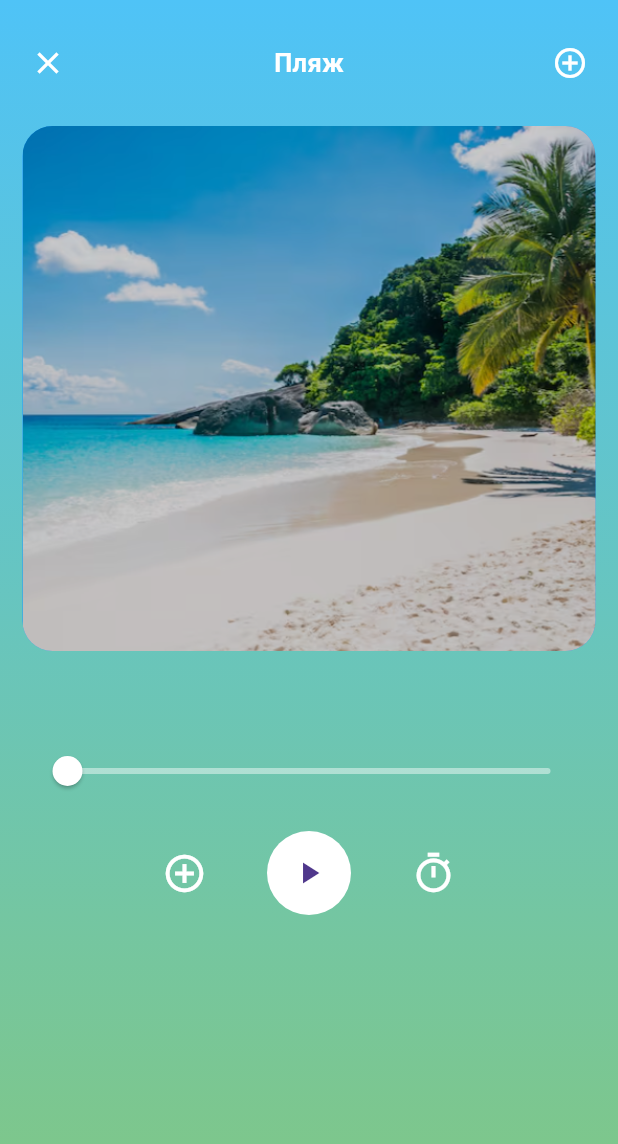
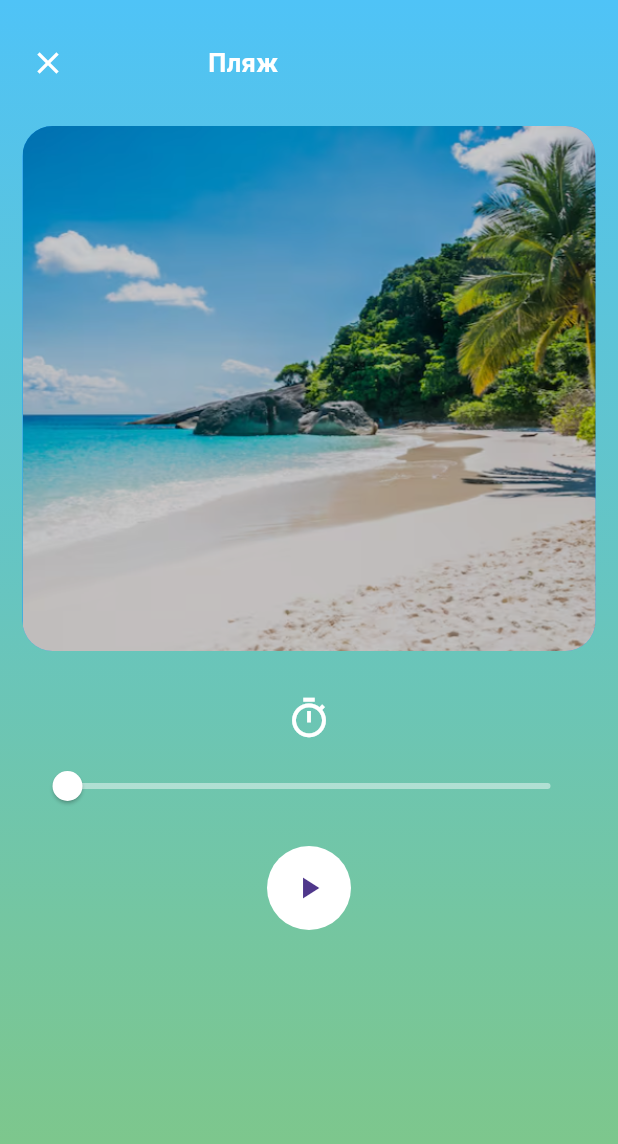
Before and after one commit to SalimovSubhan/Tain-for-sleep, a Flutter app: the screen it shows after launch, after a tap on "Пляж", on a phone screen of 412 x 824 dp. Shown: the top 1144 px of the screen. Run offline on Flutter 3.47's test engine with Material 3 defaults, Android fonts, the phone set to English and light mode, and no system bars; our stand-ins replace audio_service, buttons_tabbar, easy_localization, flutter_hooks, go_router, hooks_riverpod and 4 more; missing offline and left inert: audio_session, flutter_volume_controller; statements that could not run were skipped.

Commit message:
change desing of sleep_sound_screen

```diff
--- a/lib/features/taimer_screen/presentation/screens/timer_screen.dart
+++ b/lib/features/sleep_sound/presentation/screens/sleep_sound_screen.dart
@@ -4,17 +4,17 @@ import 'package:flutter_hooks/flutter_hooks.dart';
 import 'package:flutter_volume_controller/flutter_volume_controller.dart';
 import 'package:go_router/go_router.dart';
 import 'package:hooks_riverpod/hooks_riverpod.dart';
-import 'package:rain_for_sleep/features/taimer_screen/presentation/providers/providers.dart';
-import 'package:rain_for_sleep/features/taimer_screen/presentation/widgets/castom_dialog_widget.dart';
+import 'package:rain_for_sleep/features/sleep_sound/presentation/providers/providers.dart';
+import 'package:rain_for_sleep/features/sleep_sound/presentation/widgets/castom_dialog_widget.dart';
 import 'package:rain_for_sleep/shared/shared_aplication/audio_handler_provider.dart';
 
-class TimerScreen extends HookConsumerWidget {
+class SleepSoundScreen extends HookConsumerWidget {
   final String title;
   final String image;
   final String sound;
   final Gradient? gradient;
 
-  const TimerScreen({
+  const SleepSoundScreen({
     super.key,
     required this.image,
     required this.title,
@@ -67,6 +67,9 @@ class TimerScreen extends HookConsumerWidget {
         if (startSecond > 0) {
           startSecond--;
           formatTime(sec: startSecond);
+        } else {
+          secondForText.value = null;
+          timer.cancel();
         }
       });
       return () {
@@ -99,7 +102,6 @@ class TimerScreen extends HookConsumerWidget {
                           vertical: 30,
                         ),
                         child: Row(
-                          mainAxisAlignment: MainAxisAlignment.spaceBetween,
                           children: [
                             GestureDetector(
                               onTap: () {
@@ -111,6 +113,9 @@ class TimerScreen extends HookConsumerWidget {
                                 color: Colors.white,
                               ),
                             ),
+                            SizedBox(
+                              width: MediaQuery.of(context).size.width * 0.23,
+                            ),
                             Text(
                               title,
                               style: const TextStyle(
@@ -118,10 +123,6 @@ class TimerScreen extends HookConsumerWidget {
                                 fontWeight: FontWeight.bold,
                                 fontSize: 17,
                               ),
-                            ),
-                            const Icon(
-                              Icons.add_circle_outline_sharp,
-                              color: Colors.white,
                             ),
                           ],
                         ),
@@ -138,7 +139,33 @@ class TimerScreen extends HookConsumerWidget {
                           borderRadius: BorderRadius.circular(20),
                         ),
                       ),
-                      const SizedBox(height: 70),
+                      const SizedBox(height: 30),
+                      GestureDetector(
+                        onTap: () {
+                          showCastomDialog.value = true;
+                        },
+                        child: const Icon(
+                          Icons.timer_sharp,
+                          color: Colors.white,
+                          size: 30,
+                        ),
+                      ),
+                      const SizedBox(height: 10),
+                      ValueListenableBuilder(
+                        valueListenable: secondForText,
+                        builder: (context, value, child) {
+                          return value != null
+                              ? Text(
+                                value,
+                                style: const TextStyle(
+                                  color: Colors.white,
+                                  fontSize: 20,
+                                ),
+                              )
+                              : const SizedBox.shrink();
+                        },
+                      ),
+                      const SizedBox(height: 10),
                       Slider(
                         padding: const EdgeInsets.symmetric(horizontal: 30),
                         value: volume.value ?? 0.0,
@@ -155,11 +182,6 @@ class TimerScreen extends HookConsumerWidget {
                       Row(
                         mainAxisAlignment: MainAxisAlignment.center,
                         children: [
-                          const Icon(
-                            Icons.add_circle_outline,
-                            color: Colors.white,
-                            size: 30,
-                          ),
                           Padding(
                             padding: const EdgeInsets.symmetric(horizontal: 40),
                             child: StreamBuilder(
@@ -188,37 +210,9 @@ class TimerScreen extends HookConsumerWidget {
                               },
                             ),
                           ),
-                          Row(
-                            children: [
-                              GestureDetector(
-                                onTap: () {
-                                  showCastomDialog.value = true;
-                                },
-                                child: const Icon(
-                                  Icons.timer_sharp,
-                                  color: Colors.white,
-                                  size: 30,
-                                ),
-                              ),
-                            ],
-                          ),
                         ],
                       ),
                       const SizedBox(height: 10),
-                      ValueListenableBuilder(
-                        valueListenable: secondForText,
-                        builder: (context, value, child) {
-                          return value != null
-                              ? Text(
-                                value,
-                                style: const TextStyle(
-                                  color: Colors.white,
-                                  fontSize: 20,
-                                ),
-                              )
-                              : const SizedBox.shrink();
-                        },
-                      ),
                     ],
                   ),
                 ),
--- a/lib/features/taimer_screen/presentation/widgets/castom_dialog_widget.dart
+++ b/lib/features/sleep_sound/presentation/widgets/castom_dialog_widget.dart
@@ -1,6 +1,6 @@
 import 'package:flutter/material.dart';
 import 'package:hooks_riverpod/hooks_riverpod.dart';
-import 'package:rain_for_sleep/features/taimer_screen/presentation/widgets/radio_with_text_widget.dart';
+import 'package:rain_for_sleep/features/sleep_sound/presentation/widgets/radio_with_text_widget.dart';
 
 class CastomDialogWidget extends HookConsumerWidget {
   final ValueNotifier<int> switchTimer;
--- a/lib/router/router.dart
+++ b/lib/router/router.dart
@@ -2,7 +2,7 @@ import 'package:flutter/material.dart';
 import 'package:go_router/go_router.dart';
 import 'package:rain_for_sleep/features/home/presentation/screens/home_screen.dart';
 import 'package:rain_for_sleep/features/splash_screen.dart';
-import 'package:rain_for_sleep/features/taimer_screen/presentation/screens/timer_screen.dart';
+import 'package:rain_for_sleep/features/sleep_sound/presentation/screens/sleep_sound_screen.dart';
 import 'package:rain_for_sleep/shared/shared_aplication/talker_provider.dart';
 import 'package:talker_flutter/talker_flutter.dart';
 
@@ -26,7 +26,7 @@ final router = GoRouter(
         final sound = extra['sound'];
         final gradient = extra['gradient'];
         return CustomTransitionPage(
-          child: TimerScreen(
+          child: SleepSoundScreen(
             image: image,
             title: title,
             sound: sound,
```
Also changed, not shown: lib/features/sleep_sound/presentation/providers/providers.dart (renamed from lib/features/taimer_screen/presentation/providers/providers.dart), lib/features/sleep_sound/presentation/widgets/radio_with_text_widget.dart (renamed from lib/features/taimer_screen/presentation/widgets/radio_with_text_widget.dart).
